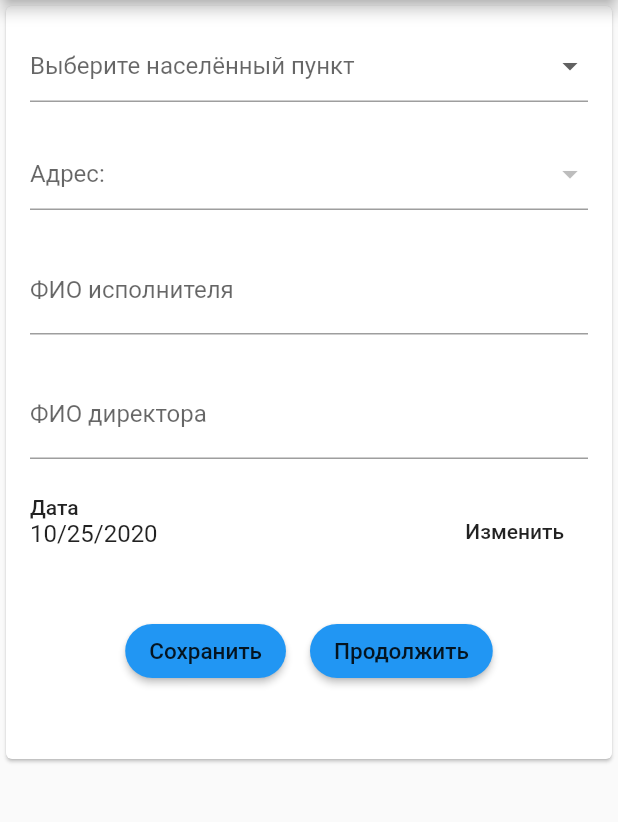
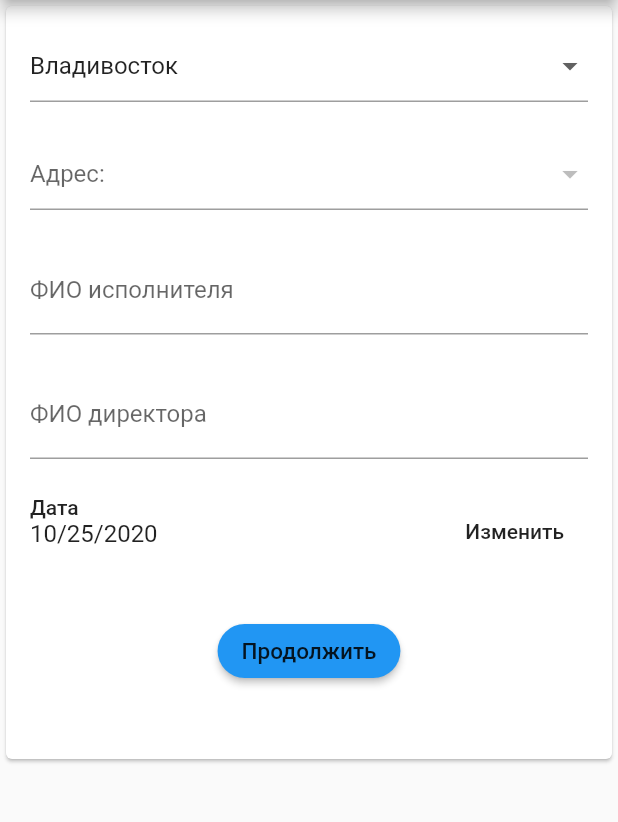
Before and after one commit to itsnotkatya/BarcodeScannerApp, a Flutter app: the screen it shows after launch, on a phone screen of 412 x 824 dp, the part 84-906 px from its top. Run offline on Flutter 3.47's test engine with Material 2 defaults, Android fonts, the phone set to English and light mode, and no system bars; missing offline and left inert: qr_code_scanner.

Commit message:
Fixed certain bugs

```diff
--- a/lib/main.dart
+++ b/lib/main.dart
@@ -15,7 +15,7 @@ var fourthScreen = "/scan_overlay.dart";
 var fifthScreen = "/scan_overlay.dart";
 
 final routes = {
-  '/firstScreen': (BuildContext context) => new FormWidgetsDemo(),
+  '/firstScreen': (BuildContext context) => new FormWidgetsDemo("","","",""),
   //'/secondScreen': (BuildContext context) => new QRViewExample(" "," "," "," "," "," "),
   '/thirdScreen': (BuildContext context) => new QRFirstView("","","","","","",""),
   '/fourthScreen': (BuildContext context) => new QRSecondView("","","","","","","",""),
@@ -27,7 +27,7 @@ void main() => runApp(
         debugShowCheckedModeBanner: false,
         initialRoute: firstScreen,
         routes: {
-          firstScreen: (BuildContext context) => FormWidgetsDemo(),
+          firstScreen: (BuildContext context) => FormWidgetsDemo("","","",""),
           //secondScreen: (BuildContext context) => QRViewExample(" "," "," "," "," "," "),
           thirdScreen: (BuildContext context) => QRFirstView("","","","","","",""),
           fourthScreen: (BuildContext context) => new QRSecondView("","","","","","","",""),
--- a/lib/src/enter_form.dart
+++ b/lib/src/enter_form.dart
@@ -3,8 +3,14 @@ import 'package:intl/intl.dart' as intl;
 import 'scan/scan_form.dart';
 
 class FormWidgetsDemo extends StatefulWidget {
+  String signCity;
+  String fioExecutor;
+  String fioDirector;
+  String Address;
+
+  FormWidgetsDemo(this.signCity,this.Address,this.fioExecutor,this.fioDirector);
   @override
-  _FormWidgetsDemoState createState() => _FormWidgetsDemoState();
+  _FormWidgetsDemoState createState() => _FormWidgetsDemoState(this.signCity,this.Address,this.fioExecutor,this.fioDirector);
 }
 
 class ARM {
@@ -26,6 +32,17 @@ class ARM {
         KeyboardBarcode: json['KeyboardBarcode'],
         MouseBarcode: json['MouseBarcode']
     );
+  }
+
+  Map<String, dynamic> toJson() {
+    return {
+      'Address': Address,
+      'Room': Room,
+      'ID' : ID,
+      'ArmBarcode' : ArmBarcode,
+      'KeyboardBarcode' :KeyboardBarcode,
+      'MouseBarcode' : MouseBarcode
+    };
   }
 }
 
@@ -53,6 +70,11 @@ class _FormWidgetsDemoState extends State<FormWidgetsDemo> {
   String Address = "";
   DateTime date = DateTime.now();
   String signDate;
+
+  TextEditingController executor = TextEditingController();
+  TextEditingController director = TextEditingController();
+
+  _FormWidgetsDemoState(this.signCity,this.Address,this.fioExecutor,this.fioDirector);
 
   List<ListItem> _dropdownItems = [
     ListItem(1, "Владивосток"),
@@ -378,11 +400,16 @@ class _FormWidgetsDemoState extends State<FormWidgetsDemo> {
     });
   }
 
+  void clearFields() {
+
+  }
+
   @override
   Widget build(BuildContext context) {
     return Scaffold(
       appBar: AppBar(
         title: Text('Ввод данных'),
+        automaticallyImplyLeading: false,
       ),
       body: Form (
         key: _formKey,
@@ -400,7 +427,7 @@ class _FormWidgetsDemoState extends State<FormWidgetsDemo> {
                     children: [
                       ...[
                         DropdownButtonFormField<ListItem>(
-                            //value: _selectedItem,
+                            value: _selectedItem,
                             items: _dropdownMenuItems,
                             onChanged: (value) {
                               setState(() {
@@ -426,6 +453,8 @@ class _FormWidgetsDemoState extends State<FormWidgetsDemo> {
                         ),
                         TextFormField(
                           enabled: true,
+                          //controller: executor,
+                          initialValue: fioExecutor,
                           decoration: InputDecoration (
                             labelText: 'ФИО исполнителя',
                           ),
@@ -442,6 +471,8 @@ class _FormWidgetsDemoState extends State<FormWidgetsDemo> {
                         ),
                         TextFormField(
                           enabled: true,
+                          //controller: director,
+                          initialValue: fioDirector,
                           decoration: InputDecoration (
                             labelText: 'ФИО директора',
                           ),
@@ -471,21 +502,21 @@ class _FormWidgetsDemoState extends State<FormWidgetsDemo> {
                           mainAxisAlignment: MainAxisAlignment.center,
                           crossAxisAlignment: CrossAxisAlignment.center,
                           children: <Widget>[
-                            Container(
-                              margin: EdgeInsets.all(8),
-                              child: RaisedButton(
-                                color: Colors.blue,
-                                shape: new RoundedRectangleBorder(
-                                    borderRadius: new BorderRadius.circular(
-                                        30.0)
-                                ),
-                                onPressed: () {
-
-                                },
-                                child: Text("Сохранить",
-                                    style: TextStyle(fontSize: 15)),
-                              ),
-                            ),
+                            // Container(
+                            //   margin: EdgeInsets.all(8),
+                            //   child: RaisedButton(
+                            //     color: Colors.blue,
+                            //     shape: new RoundedRectangleBorder(
+                            //         borderRadius: new BorderRadius.circular(
+                            //             30.0)
+                            //     ),
+                            //     onPressed: () {
+                            //         clearFields();
+                            //     },
+                            //     child: Text("Очистить",
+                            //         style: TextStyle(fontSize: 15)),
+                            //   ),
+                            // ),
                             Container(
                               margin: EdgeInsets.all(8),
                               child: RaisedButton(
```
Also changed, not shown: lib/src/data.dart (+21 -14 lines), lib/src/scan/scan_overlay.dart (+0 -7 lines).
